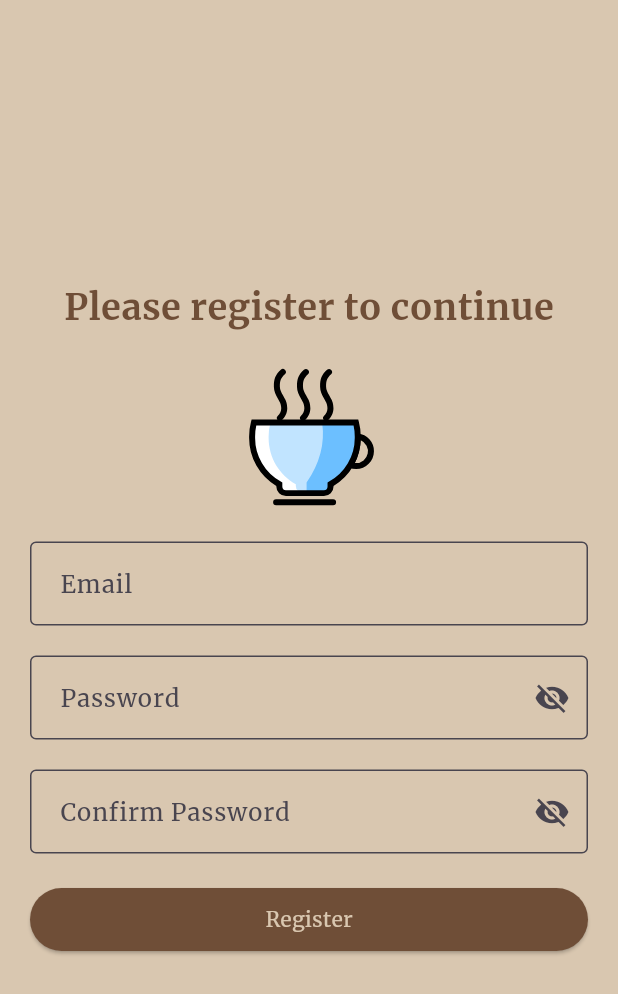
After one commit to ipincamp/coffee_shop, a Flutter app: the RegisterScreen screen opened directly, on a phone screen of 412 x 824 dp. The commit adds this screen. Shown: the top 994 px of the screen. Run offline on Flutter 3.47's test engine with Material 3 defaults, Android fonts, the phone set to English and light mode, and no system bars; our stand-ins replace device_preview, flutter_svg.

Commit message:
an complete register design

```diff
--- /dev/null
+++ b/lib/screens/register.dart
@@ -0,0 +1,112 @@
+import 'package:coffee_shop/pallete.dart';
+import 'package:flutter/material.dart';
+import 'package:flutter_svg/flutter_svg.dart';
+
+class RegisterScreen extends StatefulWidget {
+  const RegisterScreen({super.key});
+
+  @override
+  State<RegisterScreen> createState() => _RegisterScreenState();
+}
+
+class _RegisterScreenState extends State<RegisterScreen> {
+  final TextEditingController _emailController = TextEditingController();
+  final TextEditingController _passwordController = TextEditingController();
+  final TextEditingController _confirmPasswordController =
+      TextEditingController();
+  bool _isPasswordVisible = false;
+  bool _isConfirmPasswordVisible = false;
+
+  @override
+  Widget build(BuildContext context) {
+    return Scaffold(
+      body: Container(
+        padding: EdgeInsets.all(20),
+        decoration: BoxDecoration(
+          color: CoffeeShopColors.cream,
+        ),
+        child: Column(
+          mainAxisAlignment: MainAxisAlignment.center,
+          children: [
+            Text(
+              'Please register to continue',
+              style: TextStyle(
+                fontSize: 24,
+                fontWeight: FontWeight.bold,
+                color: CoffeeShopColors.coffeeBrown,
+              ),
+            ),
+            SizedBox(height: 20),
+            SvgPicture.asset(
+              'assets/icons/coffee.svg',
+              height: 100,
+            ),
+            SizedBox(height: 20),
+            TextField(
+              controller: _emailController,
+              decoration: InputDecoration(
+                labelText: 'Email',
+                border: OutlineInputBorder(),
+              ),
+            ),
+            SizedBox(height: 20),
+            TextField(
+              controller: _passwordController,
+              obscureText: !_isPasswordVisible,
+              decoration: InputDecoration(
+                labelText: 'Password',
+                border: OutlineInputBorder(),
+                suffixIcon: IconButton(
+                  icon: Icon(
+                    _isPasswordVisible
+                        ? Icons.visibility
+                        : Icons.visibility_off,
+                  ),
+                  onPressed: () {
+                    setState(() {
+                      _isPasswordVisible = !_isPasswordVisible;
+                    });
+                  },
+                ),
+              ),
+            ),
+            SizedBox(height: 20),
+            TextField(
+              controller: _confirmPasswordController,
+              obscureText: !_isConfirmPasswordVisible,
+              decoration: InputDecoration(
+                labelText: 'Confirm Password',
+                border: OutlineInputBorder(),
+                suffixIcon: IconButton(
+                  icon: Icon(
+                    _isConfirmPasswordVisible
+                        ? Icons.visibility
+                        : Icons.visibility_off,
+                  ),
+                  onPressed: () {
+                    setState(() {
+                      _isConfirmPasswordVisible = !_isConfirmPasswordVisible;
+                    });
+                  },
+                ),
+              ),
+            ),
+            SizedBox(height: 20),
+            ElevatedButton(
+              onPressed: () {
+                /**
+                *! ASAP waktu integrasi
+                *
+                String email = _emailController.text;
+                String password = _passwordController.text;
+                String confirmPassword = _confirmPasswordController.text;
+                */
+              },
+              child: const Text('Register'),
+            ),
+          ],
+        ),
+      ),
+    );
+  }
+}
```
Also changed, not shown: lib/components/authButton.dart (deleted, +0 -54 lines), lib/components/background.dart (deleted, +0 -46 lines), lib/components/hasAccount.dart (deleted, +0 -34 lines), lib/responsive.dart (deleted, +0 -39 lines), lib/screens/welcome.dart (+7 -1 lines).
